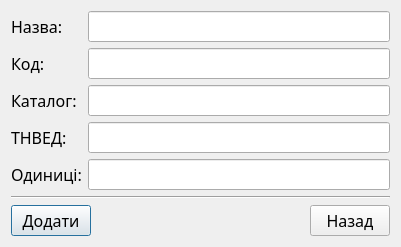
This is AutoCenterDesktop/dialogs/addproduct.ui in Sage-Cat/AutoCenterDesktop as Qt 5 draws it before an edit. The edited form follows.
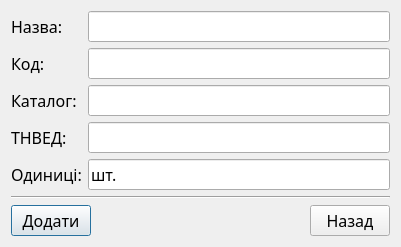
This is the edited form.

```diff
--- a/AutoCenterDesktop/dialogs/addproduct.ui
+++ b/AutoCenterDesktop/dialogs/addproduct.ui
@@ -148,7 +148,7 @@
           </font>
          </property>
          <property name="text">
-          <string/>
+          <string>шт.</string>
          </property>
         </widget>
        </item>
```
